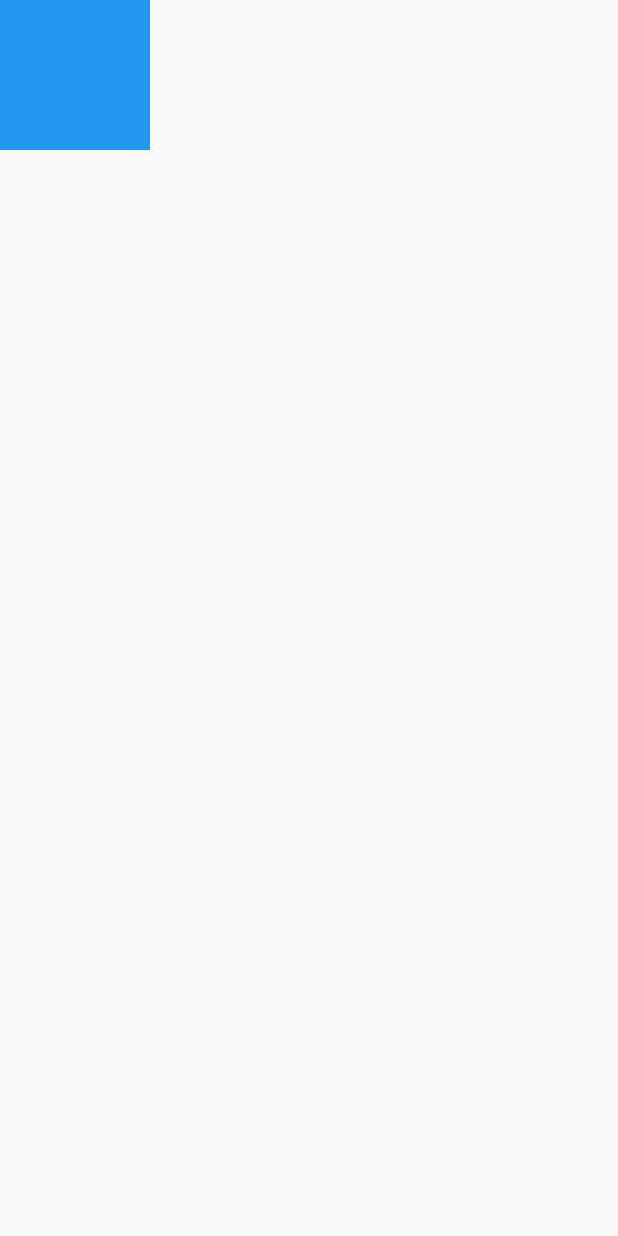
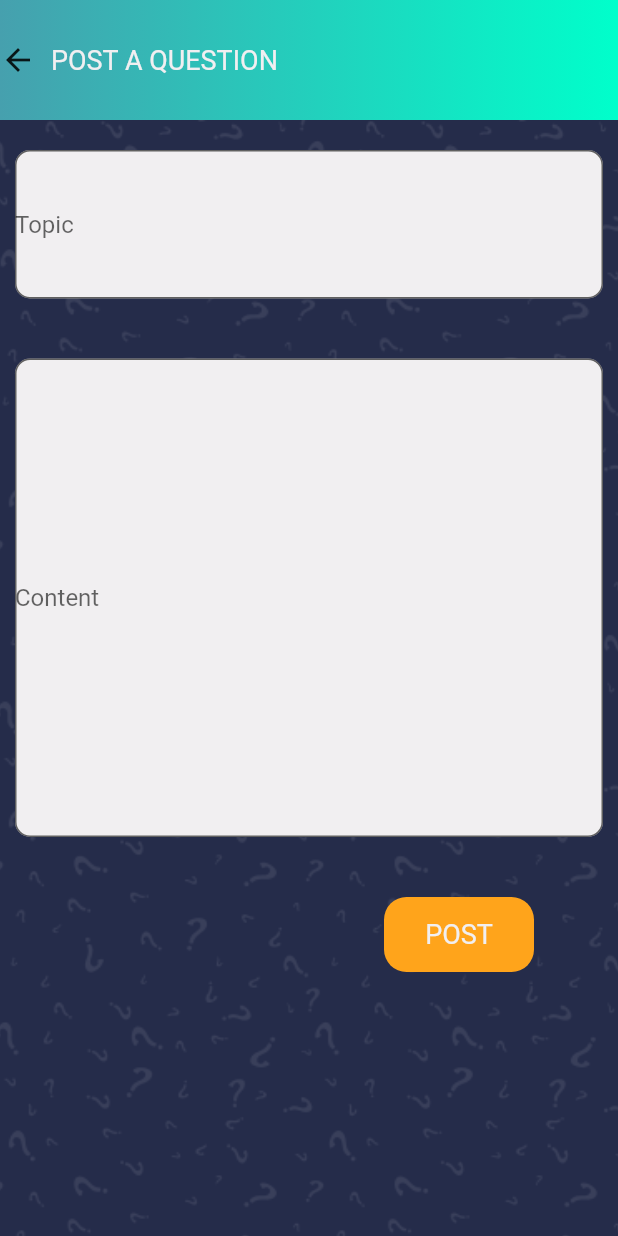
Before and after one commit to iremtekinn/firebase, a Flutter app: the PageOne screen opened by its route, after a tap on "Create", on a phone screen of 412 x 824 dp. Run offline on Flutter 3.47's test engine with Material 2 defaults, Android fonts, the phone set to English and light mode, and no system bars; our stand-ins replace firebase_auth, firebase_core, get; accounts and stored records are empty; network calls fail.

Commit message:
one ve two ekranlarinin ui düzenledndi

```diff
--- a/lib/modules/login/login_scren.dart
+++ b/lib/modules/login/login_scren.dart
@@ -97,7 +97,7 @@ class Login extends GetView<LoginController> {
                 ),
                 height: 50,
                 width: 380,
-                child: Center(child: Text("sayfa geçişi/register",style: TextStyle(color: Colors.white,fontSize: 20),))))
+                child: Center(child: Text("Register",style: TextStyle(color: Colors.white,fontSize: 20),))))
           ],
         ),
       )
--- a/lib/modules/pageone/pageone_screen.dart
+++ b/lib/modules/pageone/pageone_screen.dart
@@ -8,7 +8,9 @@ class PageOne extends StatelessWidget {
   @override
   Widget build(BuildContext context) {
     return Scaffold(
+      backgroundColor: Color(0xFFF1EFF1),
         body: SingleChildScrollView(
+
 
       child: Column(
 
@@ -37,7 +39,7 @@ class PageOne extends StatelessWidget {
           Container(
             width: double.infinity,
             height: 730,
-            color: Colors.blue,
+            color: Color(0xFFF1EFF1),
             child: ListView.builder(
               itemCount: 4,
               scrollDirection: Axis.vertical,
@@ -45,9 +47,24 @@ class PageOne extends StatelessWidget {
                 return Column(
                   children: [
                     Container(
+                      decoration: BoxDecoration(
+                        boxShadow: [
+      BoxShadow(
+        color: Colors.grey,
+        blurRadius: 15.0, // soften the shadow
+        spreadRadius: 5.0, //extend the shadow
+        offset: Offset(
+          5.0, // Move to right 5  horizontally
+          5.0, // Move to bottom 5 Vertically
+        ),
+      )
+    ],
+                     color: Color(0xFFF1EFF1),
+                     borderRadius: BorderRadius.circular(15),
+                      ),
                       margin: EdgeInsets.only(bottom: 10),
                       height: 180,
-                      color: Colors.pink,
+
                       //width: double.infinity,
                       child: Row(
                         children: [
@@ -63,18 +80,25 @@ class PageOne extends StatelessWidget {
                             ),
                           ),
                           Container(
-                              color: Colors.green,
+                            decoration: BoxDecoration(
+                              color: Color(0xFFF1EFF1),
+                              borderRadius: BorderRadius.circular(15),
+                            ),
+
                               height: 155,
                               width: 320,
                               child: Column(
                                 crossAxisAlignment: CrossAxisAlignment.start,
                                 children: [
-                                  Text(
+                                  Padding(
+                                    padding: const EdgeInsets.only(top:8.0),
+                                    child: Text(
                                       "What is the best way to manage state in flutter",
                                       maxLines: 2,
                                       style: TextStyle(
                                         fontWeight: FontWeight.w600,
                                         fontSize: 17,
+                                      ),
                                     ),
                                   ),
                                   Text("Emre Varal"),
@@ -97,14 +121,22 @@ class PageOne extends StatelessWidget {
         ],
       ),
     ),
-    floatingActionButton: FloatingActionButton(
-      backgroundColor: Colors.red,
-      child: Text("Create"),
+    // floatingActionButton: FloatingActionButton(
+    //   backgroundColor: Color(0xFFFFA41B),
+    //   child: Text("Create"),
+    //   onPressed: () {
+    //     Get.toNamed(Routes.PAGETWO);
+
+    //   },),
+    floatingActionButton: FloatingActionButton.extended(
         onPressed: () {
           Get.toNamed(Routes.PAGETWO);
+        },
+        label: const Text('Create'),
+        icon: const Icon(Icons.add),
+        backgroundColor: Color(0xFFFFA41B),
+      ),
 
-      },)
-      ,
     );
   }
 }
--- a/lib/modules/pagetwo/pagetwo_screen.dart
+++ b/lib/modules/pagetwo/pagetwo_screen.dart
@@ -1,6 +1,8 @@
+import 'package:flutter/material.dart';
+import 'package:get/get.dart';
+import 'package:get/get_core/src/get_main.dart';
 
-
-import 'package:flutter/material.dart';
+import '../../routes/app_pages.dart';
 
 class PageTwo extends StatelessWidget {
   const PageTwo({super.key});
@@ -8,16 +10,121 @@ class PageTwo extends StatelessWidget {
   @override
   Widget build(BuildContext context) {
     return Scaffold(
+      backgroundColor: Color(0xFFF1EFF1),
+
+//          appBar: AppBar(
+//   title: Text("POST A QUESTION"),
+//   leading: GestureDetector(
+//     onTap: () {
+
+//     },
+//     child: Icon(
+//       Icons.arrow_back,  // add custom icons also
+//     ),
+//   ),
+// ),
           body: SingleChildScrollView(
+
+             child: Container(
+              width:double.infinity,
+             height: 900,
+             decoration: BoxDecoration(
+         image:DecorationImage(image: AssetImage("assets/bg.png"),fit: BoxFit.cover)
+             ),
              child: Column(
                children: [
                 Container(
-              width: 100,
-              height: 100,
-              color: Colors.blue,
+                  width:double.infinity,
+                  height: 80,
+                  //color:Color(0xFF035AA6),
+                  decoration: BoxDecoration(
+                    gradient: LinearGradient(
+  colors: [Color(0xFF46A0AE), Color(0xFF00FFCB)],
+  begin: Alignment.centerLeft,
+  end: Alignment.centerRight,
 )
+
+                  ),
+                  child: Row(
+                    children: [
+                      GestureDetector(
+                        onTap: () {
+                          Get.toNamed(Routes.PAGEONE);
+                        },
+                        child: Icon(Icons.arrow_back)),
+                      SizedBox(width:10),
+                      Text("POST A QUESTION",style: TextStyle(color:Color(0xFFF1EFF1,),fontSize: 18),),
+
                     ],
+                  ),
+                ),
+
+                 Padding(
+                padding: const EdgeInsets.only(left:10, right: 10, bottom: 20, top:20),
+                child: TextFormField(
+                  decoration: InputDecoration(contentPadding: EdgeInsets.symmetric(vertical: 40,),
+                  filled: true,
+                  fillColor: Color(0xFFF1EFF1),
+                      border: OutlineInputBorder(
+                          borderRadius: BorderRadius.all(Radius.circular(10))),
+                      hintText: "Topic",
+                     //prefixIcon: Icon(Icons.local_florist, color: Colors.deepPurple,),
+                  ),
+                ),
+              ),
+                  Padding(
+                padding: const EdgeInsets.only(left:10, right: 10, bottom: 20, top:20),
+                child: TextFormField(
+                  decoration: InputDecoration(contentPadding: EdgeInsets.symmetric(vertical: 150),
+                  filled: true,
+                  fillColor: Color(0xFFF1EFF1),
+                      border: OutlineInputBorder(
+                          borderRadius: BorderRadius.all(Radius.circular(10))),
+                      hintText: "Content",
+                     //prefixIcon: Icon(Icons.local_florist, color: Colors.deepPurple,),
+                  ),
+                ),
+              ),
+                 SizedBox(height:20),
+
+
+
+
+
+
+
+
+                                Padding(
+                                  padding: const EdgeInsets.only(left:200.0),
+                                  child: GestureDetector(
+                                    onTap: () {
+
+                                    },
+                                    child: Container(
+                                      decoration: BoxDecoration(
+                                     color:Color(0xFFFFA41B),
+                                     borderRadius: BorderRadius.circular(15),
+                                      ),
+                                                             width:100,
+                                                             height:50,
+
+                                                             child:Center(child: Text("POST",style: TextStyle(color:Color(0xFFF1EFF1),fontSize: 18),))
+                                                           ),
+                                  ),
+                                ),
+
+
+
+
+
+
+
+
+
+               ],
+             ),
              )
+
           )
       );
   }
--- a/lib/modules/register/register_screen.dart
+++ b/lib/modules/register/register_screen.dart
@@ -135,7 +135,7 @@ class Register extends GetView<RegisterController> {
               ),
               height: 50,
               width: 380,
-                child: Center(child: Text("sayfa geçişi/login", style: TextStyle(color: Colors.white, fontSize: 20),))))
+                child: Center(child: Text("Login", style: TextStyle(color: Colors.white, fontSize: 20),))))
         ],
       ),
     ));
```
Also changed, not shown: assets/bg.png (added). Lines whose indentation alone changed are shown as unchanged.
